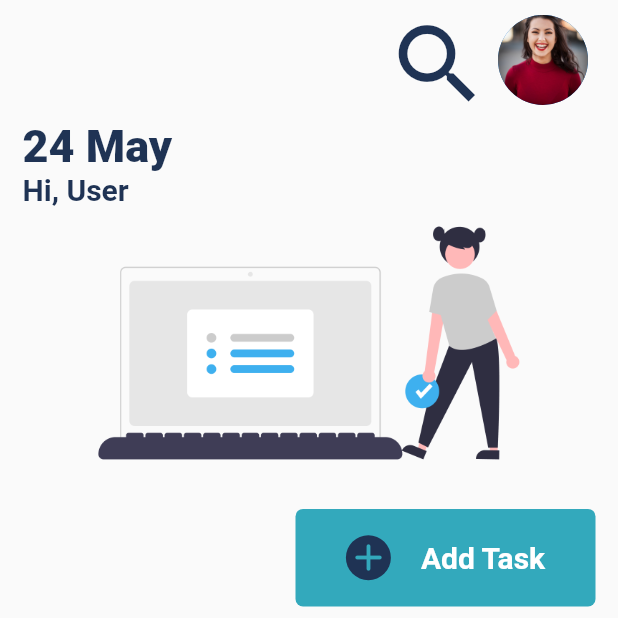
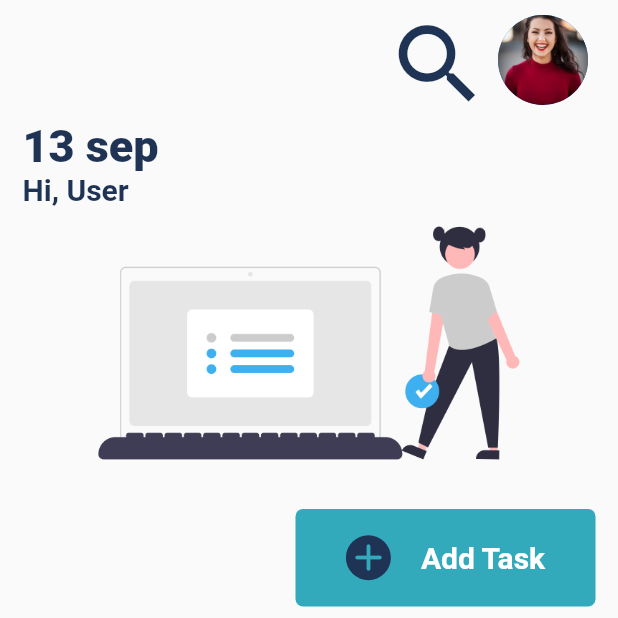
Before and after one commit to Mohamdblack/task__app, a Flutter app: the screen it shows after launch, on a phone screen of 412 x 824 dp, the top half of it. Run offline on Flutter 3.47's test engine with Material 2 defaults, Android fonts, the phone set to English and light mode, and no system bars.

Commit message:
24 may ayaa u badalay 13 sep

```diff
--- a/lib/screens/home_screen.dart
+++ b/lib/screens/home_screen.dart
@@ -52,7 +52,7 @@ class _HomeScreenState extends State<HomeScreen> {
           crossAxisAlignment: CrossAxisAlignment.start,
           children: [
             const Text(
-              "24 May",
+              "13 sep",
               style: TextStyle(
                 fontSize: 30,
                 fontWeight: FontWeight.w900,
```
